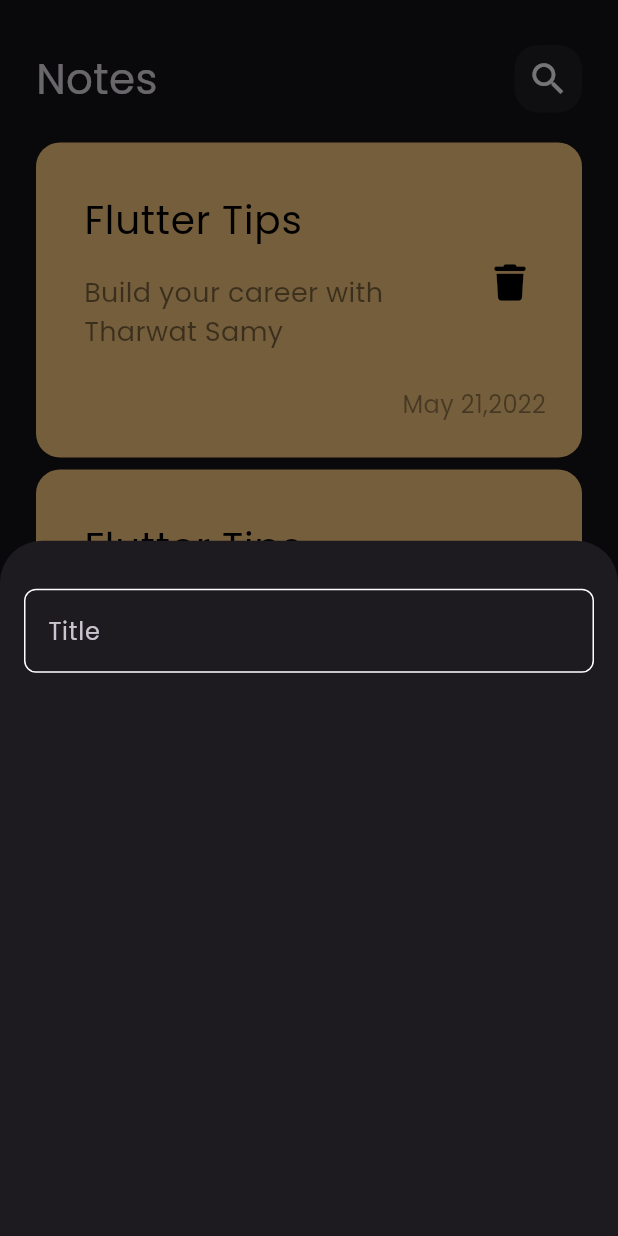
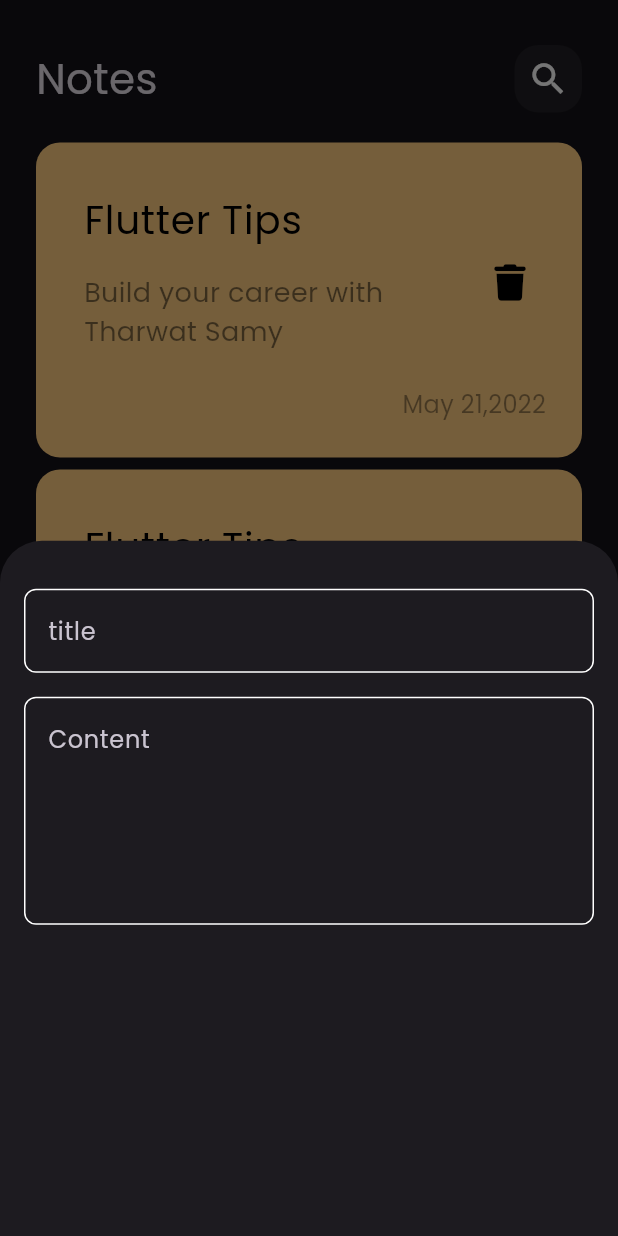
Before and after one commit to ahmedashraf-hub/notes_app, a Flutter app: the screen it shows after launch, after a tap on the "add" icon, on a phone screen of 412 x 824 dp. Run offline on Flutter 3.47's test engine with Material 3 defaults, Android fonts, the phone set to English and light mode, and no system bars; our stand-ins replace font_awesome_flutter.

Commit message:
add fields to bottom sheet

```diff
--- a/lib/widgets/add_note_button_sheet.dart
+++ b/lib/widgets/add_note_button_sheet.dart
@@ -8,7 +8,14 @@ class AddNoteButtonSheet extends StatelessWidget {
   Widget build(BuildContext context) {
     return Padding(
       padding: const EdgeInsets.symmetric(horizontal: 16.0),
-      child: Column(children: [SizedBox(height: 32), CustomTextField()]),
+      child: Column(
+        children: const [
+          SizedBox(height: 32),
+          CustomTextField(hint: 'title'),
+          SizedBox(height: 16),
+          CustomTextField(hint: 'Content', maxLines: 5),
+        ],
+      ),
     );
   }
 }
--- a/lib/widgets/custom_text_field.dart
+++ b/lib/widgets/custom_text_field.dart
@@ -2,14 +2,18 @@ import 'package:flutter/material.dart';
 import 'package:notes_app/constants.dart';
 
 class CustomTextField extends StatelessWidget {
-  const CustomTextField({super.key});
+  const CustomTextField({super.key, required this.hint, this.maxLines = 1});
 
+  final String hint;
+  final int maxLines;
   @override
   Widget build(BuildContext context) {
     return TextField(
       cursorColor: kPrimaryColor,
+      maxLines: maxLines,
       decoration: InputDecoration(
-        hintText: 'Title',
+        hintText: hint,
+
         border: buildBorder(),
         enabledBorder: buildBorder(),
         focusedBorder: buildBorder(kPrimaryColor),
```
